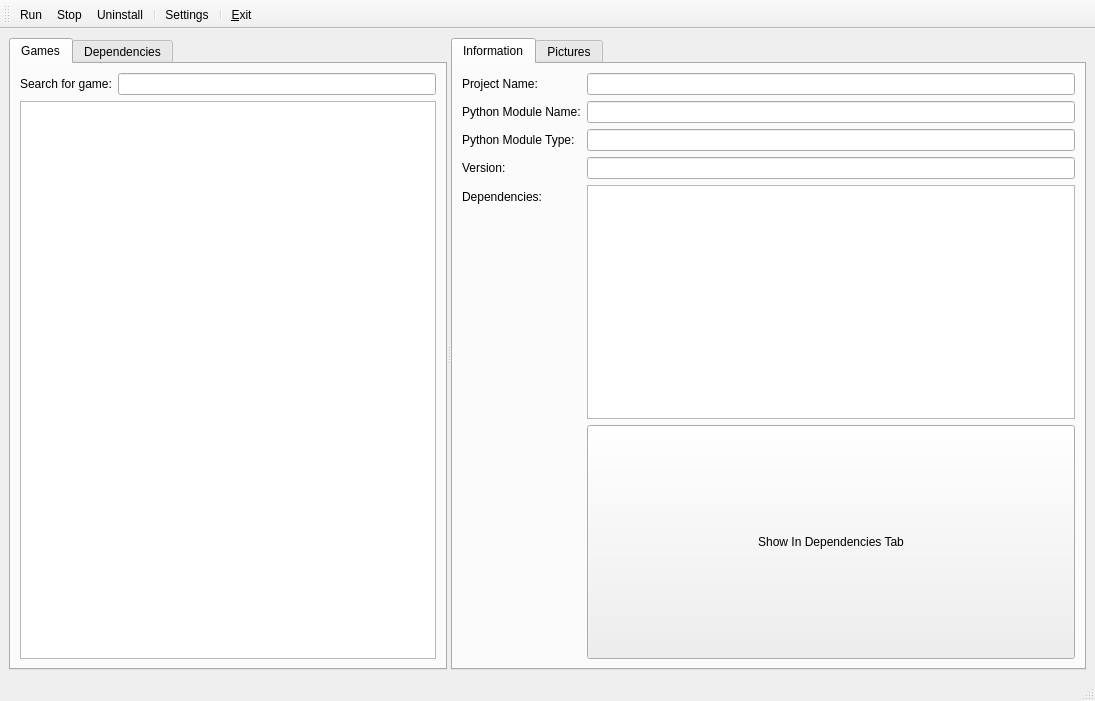
The window that hypernucleus/view/main.ui (Rich43/hypernucleus_client) describes before a commit, drawn with Qt 5.
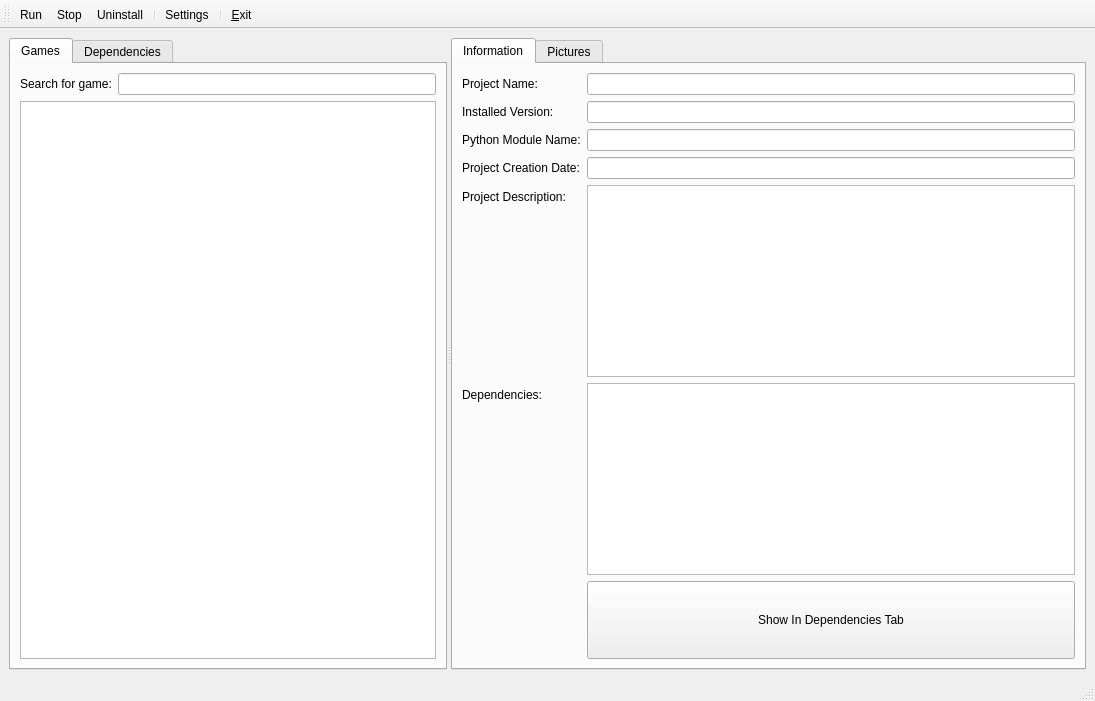
The same window after the commit. Icons and pictures are not drawn.

Commit message: Made some small changes to the GUI Loads text into textboxes when a game is clicked :)

```diff
--- a/hypernucleus/view/main.ui
+++ b/hypernucleus/view/main.ui
@@ -138,33 +138,40 @@
             <widget class="QLineEdit" name="projectNameLineEdit"/>
            </item>
            <item row="1" column="0">
+            <widget class="QLabel" name="installedVersionLabel">
+             <property name="text">
+              <string>Installed Version:</string>
+             </property>
+            </widget>
+           </item>
+           <item row="1" column="1">
+            <widget class="QLineEdit" name="installedVersionLineEdit"/>
+           </item>
+           <item row="2" column="0">
             <widget class="QLabel" name="pythonModuleNameLabel">
              <property name="text">
               <string>Python Module Name:</string>
              </property>
             </widget>
            </item>
-           <item row="1" column="1">
+           <item row="2" column="1">
             <widget class="QLineEdit" name="pythonModuleNameLineEdit"/>
            </item>
-           <item row="3" column="0">
-            <widget class="QLabel" name="versionLabel">
-             <property name="text">
-              <string>Version:</string>
-             </property>
-            </widget>
-           </item>
-           <item row="3" column="1">
-            <widget class="QLineEdit" name="versionLineEdit"/>
-           </item>
            <item row="4" column="0">
+            <widget class="QLabel" name="projectDescriptionLabel">
+             <property name="text">
+              <string>Project Description:</string>
+             </property>
+            </widget>
+           </item>
+           <item row="5" column="0">
             <widget class="QLabel" name="dependenciesLabel">
              <property name="text">
               <string>Dependencies:</string>
              </property>
             </widget>
            </item>
-           <item row="4" column="1">
+           <item row="5" column="1">
             <widget class="QWidget" name="dependenciesWidget" native="true">
              <property name="minimumSize">
               <size>
@@ -182,24 +189,14 @@
              </layout>
             </widget>
            </item>
-           <item row="2" column="0">
-            <widget class="QLabel" name="pythonModuleTypeLabel">
-             <property name="text">
-              <string>Python Module Type:</string>
-             </property>
-            </widget>
-           </item>
-           <item row="2" column="1">
-            <widget class="QLineEdit" name="pythonModuleTypeLineEdit"/>
-           </item>
-           <item row="5" column="0">
+           <item row="6" column="0">
             <widget class="QLabel" name="showInDependenciesTabLabel">
              <property name="text">
               <string/>
              </property>
             </widget>
            </item>
-           <item row="5" column="1">
+           <item row="6" column="1">
             <widget class="QWidget" name="showInDependenciesTabWidget" native="true">
              <property name="sizePolicy">
               <sizepolicy hsizetype="Preferred" vsizetype="Preferred">
@@ -233,6 +230,19 @@
              </layout>
             </widget>
            </item>
+           <item row="3" column="0">
+            <widget class="QLabel" name="projectCreationDateLabel">
+             <property name="text">
+              <string>Project Creation Date:</string>
+             </property>
+            </widget>
+           </item>
+           <item row="3" column="1">
+            <widget class="QLineEdit" name="projectCreationDateLineEdit"/>
+           </item>
+           <item row="4" column="1">
+            <widget class="QTextEdit" name="projectDescriptionLineEdit"/>
+           </item>
           </layout>
          </item>
         </layout>
```
Left out of the diff: 19 changed lines with no effect on the pictures. The commit also changes 1 other file.
